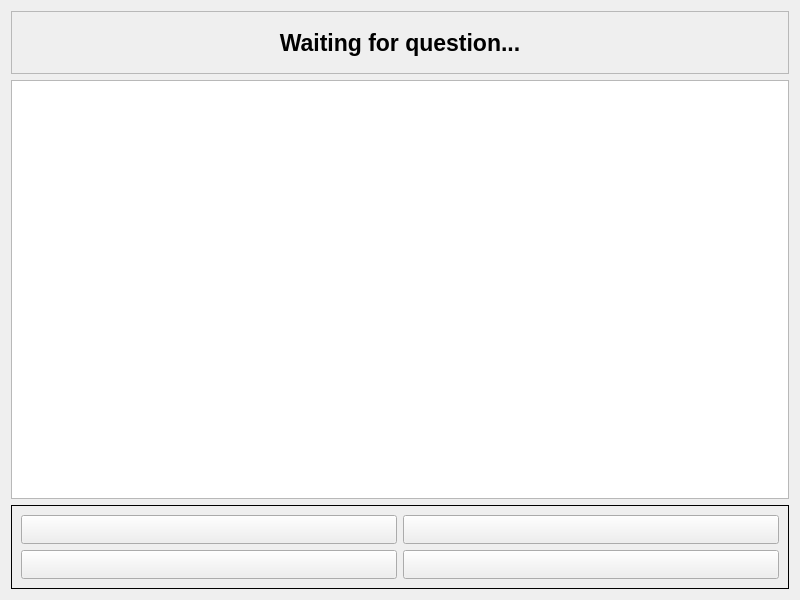
CorruptedBrainn/The-VALUE, file PySource/Widgets/the_expanse.ui: the form before one commit.
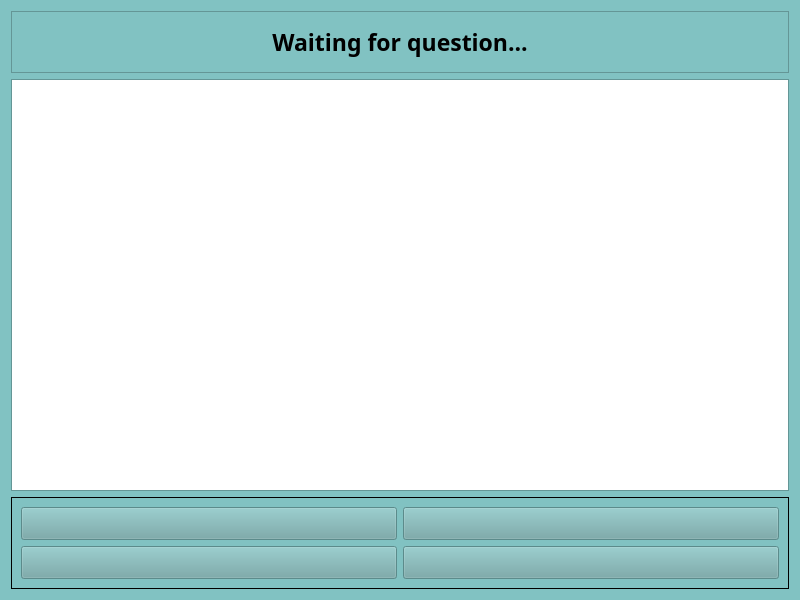
The form after the commit.

What changed in the file:
```diff
--- a/PySource/Widgets/the_expanse.ui
+++ b/PySource/Widgets/the_expanse.ui
@@ -10,6 +10,480 @@
     <height>600</height>
    </rect>
   </property>
+  <property name="palette">
+   <palette>
+    <active>
+     <colorrole role="WindowText">
+      <brush brushstyle="SolidPattern">
+       <color alpha="255">
+        <red>0</red>
+        <green>0</green>
+        <blue>0</blue>
+       </color>
+      </brush>
+     </colorrole>
+     <colorrole role="Button">
+      <brush brushstyle="SolidPattern">
+       <color alpha="255">
+        <red>111</red>
+        <green>166</green>
+        <blue>166</blue>
+       </color>
+      </brush>
+     </colorrole>
+     <colorrole role="Light">
+      <brush brushstyle="SolidPattern">
+       <color alpha="255">
+        <red>206</red>
+        <green>255</green>
+        <blue>255</blue>
+       </color>
+      </brush>
+     </colorrole>
+     <colorrole role="Midlight">
+      <brush brushstyle="SolidPattern">
+       <color alpha="255">
+        <red>167</red>
+        <green>224</green>
+        <blue>224</blue>
+       </color>
+      </brush>
+     </colorrole>
+     <colorrole role="Dark">
+      <brush brushstyle="SolidPattern">
+       <color alpha="255">
+        <red>64</red>
+        <green>97</green>
+        <blue>97</blue>
+       </color>
+      </brush>
+     </colorrole>
+     <colorrole role="Mid">
+      <brush brushstyle="SolidPattern">
+       <color alpha="255">
+        <red>86</red>
+        <green>129</green>
+        <blue>129</blue>
+       </color>
+      </brush>
+     </colorrole>
+     <colorrole role="Text">
+      <brush brushstyle="SolidPattern">
+       <color alpha="255">
+        <red>0</red>
+        <green>0</green>
+        <blue>0</blue>
+       </color>
+      </brush>
+     </colorrole>
+     <colorrole role="BrightText">
+      <brush brushstyle="SolidPattern">
+       <color alpha="255">
+        <red>255</red>
+        <green>255</green>
+        <blue>255</blue>
+       </color>
+      </brush>
+     </colorrole>
+     <colorrole role="ButtonText">
+      <brush brushstyle="SolidPattern">
+       <color alpha="255">
+        <red>0</red>
+        <green>0</green>
+        <blue>0</blue>
+       </color>
+      </brush>
+     </colorrole>
+     <colorrole role="Base">
+      <brush brushstyle="SolidPattern">
+       <color alpha="255">
+        <red>255</red>
+        <green>255</green>
+        <blue>255</blue>
+       </color>
+      </brush>
+     </colorrole>
+     <colorrole role="Window">
+      <brush brushstyle="SolidPattern">
+       <color alpha="255">
+        <red>129</red>
+        <green>194</green>
+        <blue>194</blue>
+       </color>
+      </brush>
+     </colorrole>
+     <colorrole role="Shadow">
+      <brush brushstyle="SolidPattern">
+       <color alpha="255">
+        <red>0</red>
+        <green>0</green>
+        <blue>0</blue>
+       </color>
+      </brush>
+     </colorrole>
+     <colorrole role="AlternateBase">
+      <brush brushstyle="SolidPattern">
+       <color alpha="255">
+        <red>192</red>
+        <green>224</green>
+        <blue>224</blue>
+       </color>
+      </brush>
+     </colorrole>
+     <colorrole role="ToolTipBase">
+      <brush brushstyle="SolidPattern">
+       <color alpha="255">
+        <red>255</red>
+        <green>255</green>
+        <blue>220</blue>
+       </color>
+      </brush>
+     </colorrole>
+     <colorrole role="ToolTipText">
+      <brush brushstyle="SolidPattern">
+       <color alpha="255">
+        <red>0</red>
+        <green>0</green>
+        <blue>0</blue>
+       </color>
+      </brush>
+     </colorrole>
+     <colorrole role="PlaceholderText">
+      <brush brushstyle="SolidPattern">
+       <color alpha="127">
+        <red>0</red>
+        <green>0</green>
+        <blue>0</blue>
+       </color>
+      </brush>
+     </colorrole>
+     <colorrole role="Accent">
+      <brush brushstyle="SolidPattern">
+       <color alpha="255">
+        <red>255</red>
+        <green>255</green>
+        <blue>255</blue>
+       </color>
+      </brush>
+     </colorrole>
+    </active>
+    <inactive>
+     <colorrole role="WindowText">
+      <brush brushstyle="SolidPattern">
+       <color alpha="255">
+        <red>0</red>
+        <green>0</green>
+        <blue>0</blue>
+       </color>
+      </brush>
+     </colorrole>
+     <colorrole role="Button">
+      <brush brushstyle="SolidPattern">
+       <color alpha="255">
+        <red>111</red>
+        <green>166</green>
+        <blue>166</blue>
+       </color>
+      </brush>
+     </colorrole>
+     <colorrole role="Light">
+      <brush brushstyle="SolidPattern">
+       <color alpha="255">
+        <red>206</red>
+        <green>255</green>
+        <blue>255</blue>
+       </color>
+      </brush>
+     </colorrole>
+     <colorrole role="Midlight">
+      <brush brushstyle="SolidPattern">
+       <color alpha="255">
+        <red>167</red>
+        <green>224</green>
+        <blue>224</blue>
+       </color>
+      </brush>
+     </colorrole>
+     <colorrole role="Dark">
+      <brush brushstyle="SolidPattern">
+       <color alpha="255">
+        <red>64</red>
+        <green>97</green>
+        <blue>97</blue>
+       </color>
+      </brush>
+     </colorrole>
+     <colorrole role="Mid">
+      <brush brushstyle="SolidPattern">
+       <color alpha="255">
+        <red>86</red>
+        <green>129</green>
+        <blue>129</blue>
+       </color>
+      </brush>
+     </colorrole>
+     <colorrole role="Text">
+      <brush brushstyle="SolidPattern">
+       <color alpha="255">
+        <red>0</red>
+        <green>0</green>
+        <blue>0</blue>
+       </color>
+      </brush>
+     </colorrole>
+     <colorrole role="BrightText">
+      <brush brushstyle="SolidPattern">
+       <color alpha="255">
+        <red>255</red>
+        <green>255</green>
+        <blue>255</blue>
+       </color>
+      </brush>
+     </colorrole>
+     <colorrole role="ButtonText">
+      <brush brushstyle="SolidPattern">
+       <color alpha="255">
+        <red>0</red>
+        <green>0</green>
+        <blue>0</blue>
+       </color>
+      </brush>
+     </colorrole>
+     <colorrole role="Base">
+      <brush brushstyle="SolidPattern">
+       <color alpha="255">
+        <red>255</red>
+        <green>255</green>
+        <blue>255</blue>
+       </color>
+      </brush>
+     </colorrole>
+     <colorrole role="Window">
+      <brush brushstyle="SolidPattern">
+       <color alpha="255">
+        <red>129</red>
+        <green>194</green>
+        <blue>194</blue>
+       </color>
+      </brush>
+     </colorrole>
+     <colorrole role="Shadow">
+      <brush brushstyle="SolidPattern">
+       <color alpha="255">
+        <red>0</red>
+        <green>0</green>
+        <blue>0</blue>
+       </color>
+      </brush>
+     </colorrole>
+     <colorrole role="AlternateBase">
+      <brush brushstyle="SolidPattern">
+       <color alpha="255">
+        <red>192</red>
+        <green>224</green>
+        <blue>224</blue>
+       </color>
+      </brush>
+     </colorrole>
+     <colorrole role="ToolTipBase">
+      <brush brushstyle="SolidPattern">
+       <color alpha="255">
+        <red>255</red>
+        <green>255</green>
+        <blue>220</blue>
+       </color>
+      </brush>
+     </colorrole>
+     <colorrole role="ToolTipText">
+      <brush brushstyle="SolidPattern">
+       <color alpha="255">
+        <red>0</red>
+        <green>0</green>
+        <blue>0</blue>
+       </color>
+      </brush>
+     </colorrole>
+     <colorrole role="PlaceholderText">
+      <brush brushstyle="SolidPattern">
+       <color alpha="127">
+        <red>0</red>
+        <green>0</green>
+        <blue>0</blue>
+       </color>
+      </brush>
+     </colorrole>
+     <colorrole role="Accent">
+      <brush brushstyle="SolidPattern">
+       <color alpha="255">
+        <red>255</red>
+        <green>255</green>
+        <blue>255</blue>
+       </color>
+      </brush>
+     </colorrole>
+    </inactive>
+    <disabled>
+     <colorrole role="WindowText">
+      <brush brushstyle="SolidPattern">
+       <color alpha="255">
+        <red>64</red>
+        <green>97</green>
+        <blue>97</blue>
+       </color>
+      </brush>
+     </colorrole>
+     <colorrole role="Button">
+      <brush brushstyle="SolidPattern">
+       <color alpha="255">
+        <red>111</red>
+        <green>166</green>
+        <blue>166</blue>
+       </color>
+      </brush>
+     </colorrole>
+     <colorrole role="Light">
+      <brush brushstyle="SolidPattern">
+       <color alpha="255">
+        <red>206</red>
+        <green>255</green>
+        <blue>255</blue>
+       </color>
+      </brush>
+     </colorrole>
+     <colorrole role="Midlight">
+      <brush brushstyle="SolidPattern">
+       <color alpha="255">
+        <red>167</red>
+        <green>224</green>
+        <blue>224</blue>
+       </color>
+      </brush>
+     </colorrole>
+     <colorrole role="Dark">
+      <brush brushstyle="SolidPattern">
+       <color alpha="255">
+        <red>64</red>
+        <green>97</green>
+        <blue>97</blue>
+       </color>
+      </brush>
+     </colorrole>
+     <colorrole role="Mid">
+      <brush brushstyle="SolidPattern">
+       <color alpha="255">
+        <red>86</red>
+        <green>129</green>
+        <blue>129</blue>
+       </color>
+      </brush>
+     </colorrole>
+     <colorrole role="Text">
+      <brush brushstyle="SolidPattern">
+       <color alpha="255">
+        <red>64</red>
+        <green>97</green>
+        <blue>97</blue>
+       </color>
+      </brush>
+     </colorrole>
+     <colorrole role="BrightText">
+      <brush brushstyle="SolidPattern">
+       <color alpha="255">
+        <red>255</red>
+        <green>255</green>
+        <blue>255</blue>
+       </color>
+      </brush>
+     </colorrole>
+     <colorrole role="ButtonText">
+      <brush brushstyle="SolidPattern">
+       <color alpha="255">
+        <red>64</red>
+        <green>97</green>
+        <blue>97</blue>
+       </color>
+      </brush>
+     </colorrole>
+     <colorrole role="Base">
+      <brush brushstyle="SolidPattern">
+       <color alpha="255">
+        <red>129</red>
+        <green>194</green>
+        <blue>194</blue>
+       </color>
+      </brush>
+     </colorrole>
+     <colorrole role="Window">
+      <brush brushstyle="SolidPattern">
+       <color alpha="255">
+        <red>129</red>
+        <green>194</green>
+        <blue>194</blue>
+       </color>
+      </brush>
+     </colorrole>
+     <colorrole role="Shadow">
+      <brush brushstyle="SolidPattern">
+       <color alpha="255">
+        <red>0</red>
+        <green>0</green>
+        <blue>0</blue>
+       </color>
+      </brush>
+     </colorrole>
+     <colorrole role="AlternateBase">
+      <brush brushstyle="SolidPattern">
+       <color alpha="255">
+        <red>129</red>
+        <green>194</green>
+        <blue>194</blue>
+       </color>
+      </brush>
+     </colorrole>
+     <colorrole role="ToolTipBase">
+      <brush brushstyle="SolidPattern">
+       <color alpha="255">
+        <red>255</red>
+        <green>255</green>
+        <blue>220</blue>
+       </color>
+      </brush>
+     </colorrole>
+     <colorrole role="ToolTipText">
+      <brush brushstyle="SolidPattern">
+       <color alpha="255">
+        <red>0</red>
+        <green>0</green>
+        <blue>0</blue>
+       </color>
+      </brush>
+     </colorrole>
+     <colorrole role="PlaceholderText">
+      <brush brushstyle="SolidPattern">
+       <color alpha="127">
+        <red>64</red>
+        <green>97</green>
+        <blue>97</blue>
+       </color>
+      </brush>
+     </colorrole>
+     <colorrole role="Accent">
+      <brush brushstyle="SolidPattern">
+       <color alpha="255">
+        <red>168</red>
+        <green>252</green>
+        <blue>252</blue>
+       </color>
+      </brush>
+     </colorrole>
+    </disabled>
+   </palette>
+  </property>
+  <property name="font">
+   <font>
+    <family>Arial Rounded MT</family>
+   </font>
+  </property>
   <property name="windowTitle">
    <string>Form</string>
   </property>
@@ -27,6 +501,7 @@
        <widget class="QLabel" name="questionLabel">
         <property name="font">
          <font>
+          <family>Arial Rounded MT</family>
           <pointsize>17</pointsize>
           <bold>true</bold>
          </font>
@@ -65,6 +540,7 @@
          </property>
          <property name="font">
           <font>
+           <family>Arial Rounded MT</family>
            <pointsize>12</pointsize>
            <bold>true</bold>
           </font>
@@ -84,6 +560,7 @@
          </property>
          <property name="font">
           <font>
+           <family>Arial Rounded MT</family>
            <pointsize>12</pointsize>
            <bold>true</bold>
           </font>
@@ -103,6 +580,7 @@
          </property>
          <property name="font">
           <font>
+           <family>Arial Rounded MT</family>
            <pointsize>12</pointsize>
            <bold>true</bold>
           </font>
@@ -122,6 +600,7 @@
          </property>
          <property name="font">
           <font>
+           <family>Arial Rounded MT</family>
            <pointsize>12</pointsize>
            <bold>true</bold>
           </font>
```
Left out of the diff: 2 changed lines with no effect on the pictures.
